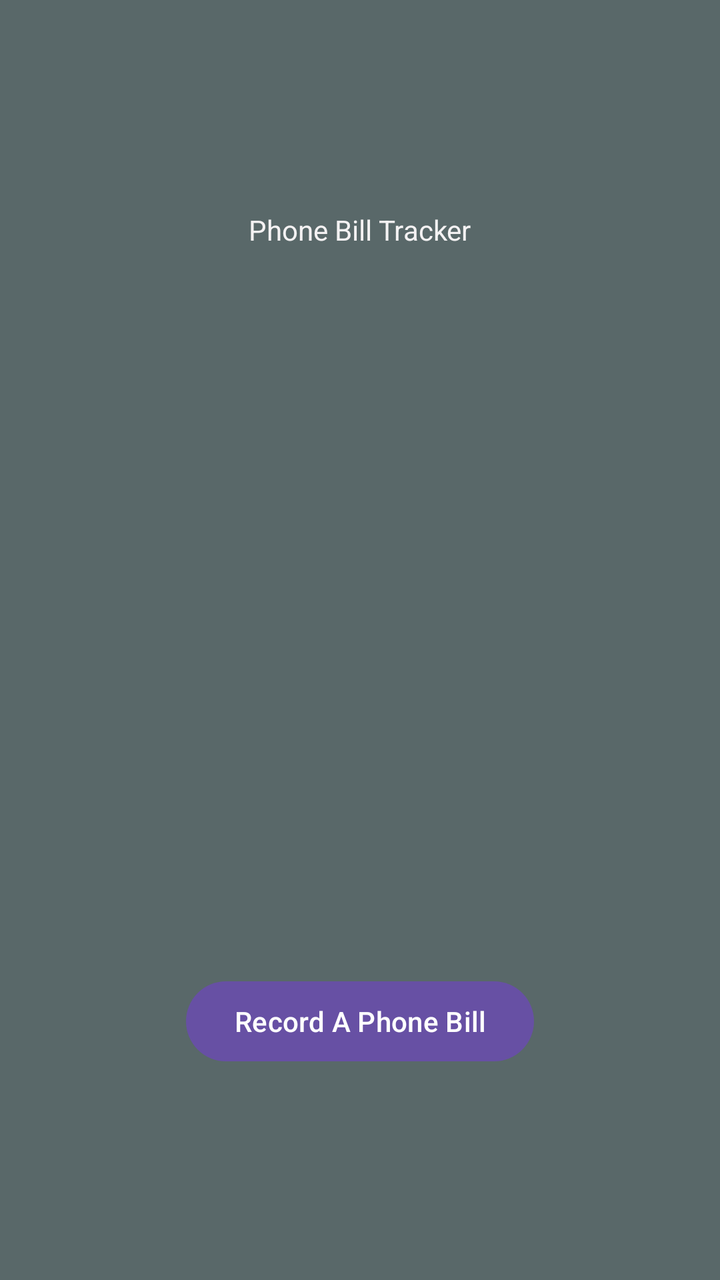
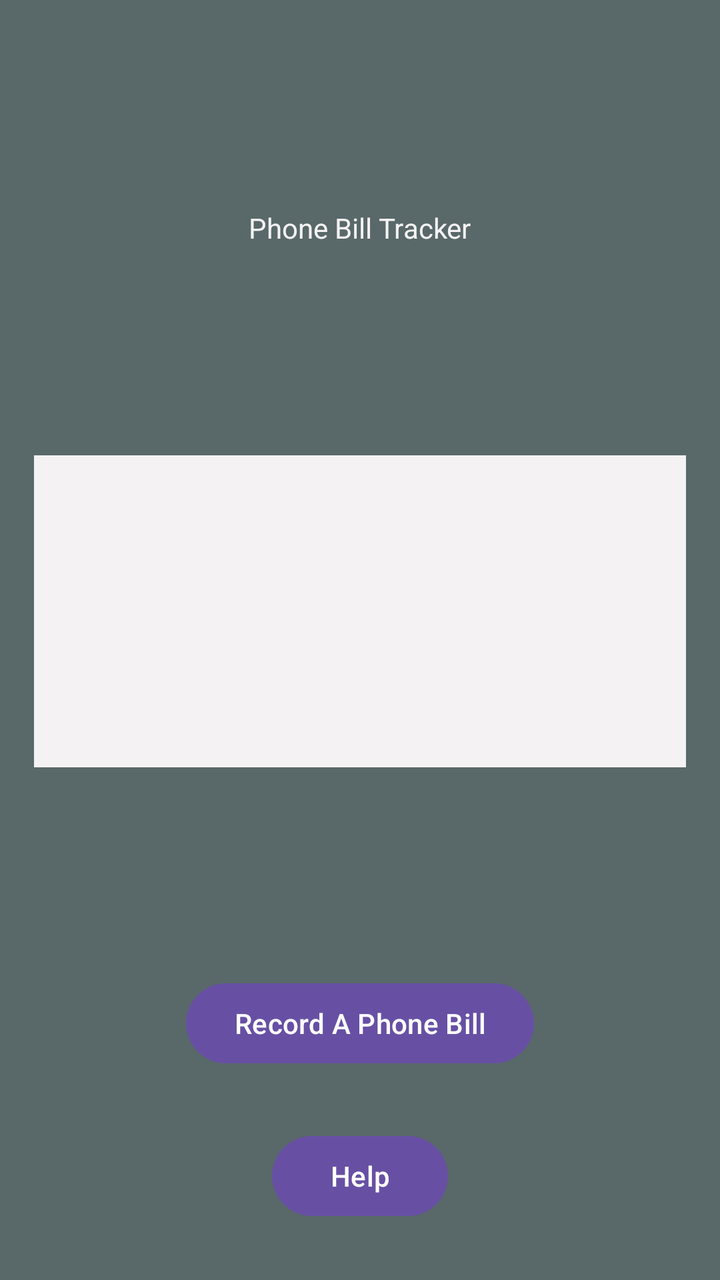

Screens rendered from an Android XML layout before and after an edit, with the pre-edit source and the edit as a unified diff.
<!-- AndroidManifest.xml: application theme Theme.PhoneBill -->
<!-- res/layout/activity_main.xml -->
<?xml version="1.0" encoding="utf-8"?>
<androidx.constraintlayout.widget.ConstraintLayout xmlns:android="http://schemas.android.com/apk/res/android"
    xmlns:app="http://schemas.android.com/apk/res-auto"
    xmlns:tools="http://schemas.android.com/tools"
    android:id="@+id/main"
    android:layout_width="match_parent"
    android:layout_height="match_parent"
    android:background="@color/grey"
    tools:context=".MainActivity">

    <TextView
        android:id="@+id/phoneBillAppTitle"
        android:layout_width="wrap_content"
        android:layout_height="wrap_content"
        android:text="@string/phone_bill_title"
        android:textColor="@color/white"
        app:layout_constraintBottom_toTopOf="@id/phoneBills"
        app:layout_constraintEnd_toEndOf="parent"
        app:layout_constraintStart_toStartOf="parent"
        app:layout_constraintTop_toTopOf="parent" />


    <ListView
        android:id="@+id/phoneBills"
        android:layout_width="409dp"
        android:layout_height="152dp"
        tools:layout_editor_absoluteX="1dp"
        tools:layout_editor_absoluteY="203dp"
        app:layout_constraintTop_toBottomOf="@id/phoneBillAppTitle"
        app:layout_constraintEnd_toEndOf="parent"
        app:layout_constraintStart_toStartOf="parent"
        app:layout_constraintBottom_toTopOf="@id/launchPhoneBillRecorder" />

    <Button
        android:id="@+id/launchPhoneBillRecorder"
        android:layout_width="wrap_content"
        android:layout_height="wrap_content"
        android:onClick="launchCalculator"
        android:text="@string/record_a_phone_bill_button"
        app:layout_constraintBottom_toBottomOf="parent"
        app:layout_constraintEnd_toEndOf="parent"
        app:layout_constraintStart_toStartOf="parent"
        app:layout_constraintTop_toBottomOf="@+id/phoneBills" />







</androidx.constraintlayout.widget.ConstraintLayout>
<!-- resources referenced by this layout -->
<resources>
  <color name="grey">#596869</color>
  <color name="white">#f4f2f3</color>
  <string name="phone_bill_title">Phone Bill Tracker</string>
  <string name="record_a_phone_bill_button">Record A Phone Bill</string>
  <style name="Theme.PhoneBill" parent="Base.Theme.PhoneBill" />
  <style name="Base.Theme.PhoneBill" parent="Theme.Material3.DayNight.NoActionBar">
          
          
      </style>
</resources>

<!-- the commit's change to res/layout/activity_main.xml (unified diff, before → after) -->
@@ -22,14 +22,13 @@
 
     <ListView
         android:id="@+id/phoneBills"
-        android:layout_width="409dp"
-        android:layout_height="152dp"
-        tools:layout_editor_absoluteX="1dp"
-        tools:layout_editor_absoluteY="203dp"
-        app:layout_constraintTop_toBottomOf="@id/phoneBillAppTitle"
+        android:layout_width="326dp"
+        android:layout_height="156dp"
+        android:background="@color/white"
+        app:layout_constraintBottom_toTopOf="@id/launchPhoneBillRecorder"
         app:layout_constraintEnd_toEndOf="parent"
         app:layout_constraintStart_toStartOf="parent"
-        app:layout_constraintBottom_toTopOf="@id/launchPhoneBillRecorder" />
+        app:layout_constraintTop_toBottomOf="@id/phoneBillAppTitle" />
 
     <Button
         android:id="@+id/launchPhoneBillRecorder"
@@ -42,10 +41,16 @@
         app:layout_constraintStart_toStartOf="parent"
         app:layout_constraintTop_toBottomOf="@+id/phoneBills" />
 
-
-
-
-
+    <Button
+        android:id="@+id/helpButton"
+        android:layout_width="wrap_content"
+        android:layout_height="wrap_content"
+        android:onClick="launchREADME"
+        android:text="@string/help"
+        app:layout_constraintBottom_toBottomOf="parent"
+        app:layout_constraintEnd_toEndOf="parent"
+        app:layout_constraintStart_toStartOf="parent"
+        app:layout_constraintTop_toBottomOf="@+id/launchPhoneBillRecorder" />
 
 
 </androidx.constraintlayout.widget.ConstraintLayout>
<!-- resource entries referenced after the edit -->
@@ -2,6 +2,7 @@
 <resources>
   <color name="grey">#596869</color>
   <color name="white">#f4f2f3</color>
+  <string name="help">Help</string>
   <string name="phone_bill_title">Phone Bill Tracker</string>
   <string name="record_a_phone_bill_button">Record A Phone Bill</string>
   <style name="Theme.PhoneBill" parent="Base.Theme.PhoneBill" />
